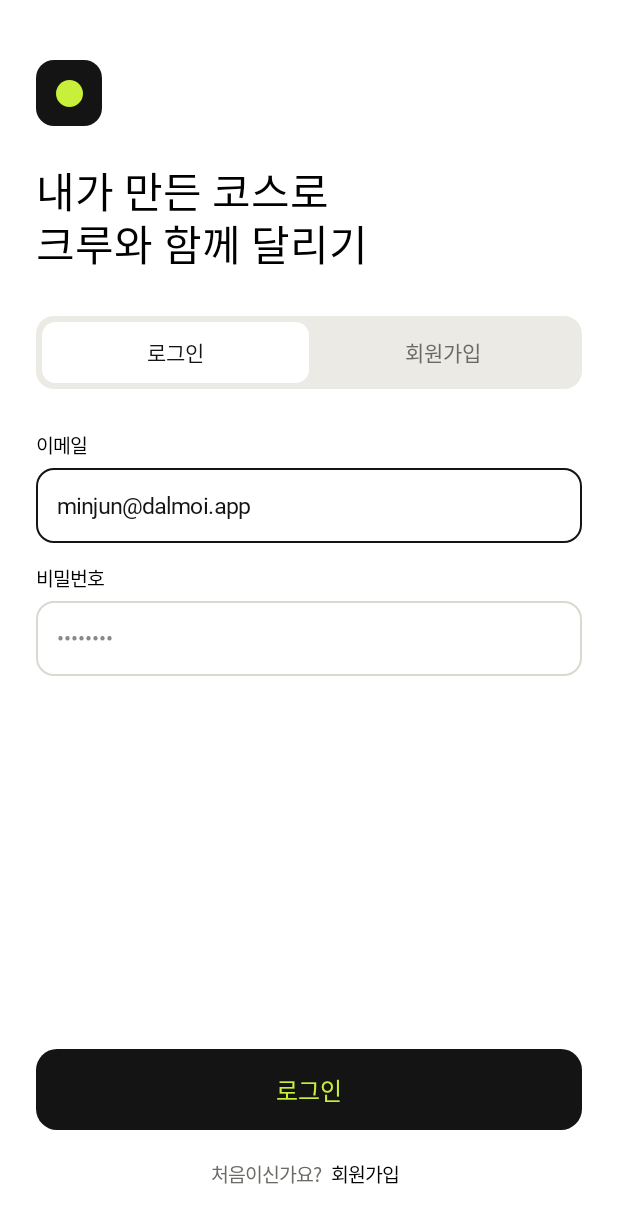
After one commit to sor999/dalmoi, an Android app built with Jetpack Compose: the composable AuthScreen shown on its own in the app's theme, on a phone screen of 412 x 824 dp. The commit adds this screen. Shown: the top 1223 px of the screen. Run offline under Robolectric (Android 15) with nearby library versions, the phone set to English and light mode, and no system bars; Roboto replaces fonts that are not available here.

Commit message:
feat: 로그인과 회원가입 UI 추가
- 인증 입력과 오류 화면 및 데모 입력 검증 추가
- 로그인 입력 유지와 비밀번호 초기화 테스트 추가

```diff
--- a/android/app/src/main/java/com/sor999/dalmoi/app/demo/DalmoiDemoViewModel.kt
+++ b/android/app/src/main/java/com/sor999/dalmoi/app/demo/DalmoiDemoViewModel.kt
@@ -67,6 +67,27 @@ data class DalmoiUiState(
 class DalmoiDemoViewModel(initialState: DalmoiUiState = DalmoiUiState()) : ViewModel() {
     private val _uiState = MutableStateFlow(initialState)
     val uiState = _uiState.asStateFlow()
+
+    fun changeEmail(value: String) {
+        _uiState.update { it.copy(email = value, authError = false) }
+    }
+    fun changePassword(value: String) {
+        _uiState.update { it.copy(password = value, authError = false) }
+    }
+    fun changeNickname(value: String) {
+        _uiState.update { it.copy(nickname = value) }
+    }
+    fun selectSignup(value: Boolean) {
+        _uiState.update { it.copy(signingUp = value, authError = false) }
+    }
+    fun enterDemo(): Boolean {
+        val state = uiState.value
+        val valid =
+            state.email.contains('@') && state.password.isNotBlank() &&
+                (!state.signingUp || state.nickname.isNotBlank())
+        _uiState.update { it.copy(authError = !valid, password = if (valid) "" else it.password) }
+        return valid
+    }
 }
 
 fun kilometers(meters: Int): String = String.format(Locale.ROOT, "%.2f", meters / 1000.0)
--- /dev/null
+++ b/android/app/src/main/java/com/sor999/dalmoi/presentation/auth/AuthScreen.kt
@@ -0,0 +1,142 @@
+package com.sor999.dalmoi.presentation.auth
+
+import androidx.compose.foundation.background
+import androidx.compose.foundation.clickable
+import androidx.compose.foundation.layout.Arrangement
+import androidx.compose.foundation.layout.Box
+import androidx.compose.foundation.layout.BoxWithConstraints
+import androidx.compose.foundation.layout.Column
+import androidx.compose.foundation.layout.Row
+import androidx.compose.foundation.layout.Spacer
+import androidx.compose.foundation.layout.fillMaxSize
+import androidx.compose.foundation.layout.fillMaxWidth
+import androidx.compose.foundation.layout.heightIn
+import androidx.compose.foundation.layout.imePadding
+import androidx.compose.foundation.layout.padding
+import androidx.compose.foundation.layout.size
+import androidx.compose.foundation.rememberScrollState
+import androidx.compose.foundation.shape.CircleShape
+import androidx.compose.foundation.shape.RoundedCornerShape
+import androidx.compose.foundation.text.KeyboardOptions
+import androidx.compose.foundation.verticalScroll
+import androidx.compose.runtime.Composable
+import androidx.compose.ui.Alignment
+import androidx.compose.ui.Modifier
+import androidx.compose.ui.semantics.Role
+import androidx.compose.ui.semantics.selected
+import androidx.compose.ui.semantics.semantics
+import androidx.compose.ui.text.font.FontWeight
+import androidx.compose.ui.text.input.KeyboardType
+import androidx.compose.ui.text.input.PasswordVisualTransformation
+import androidx.compose.ui.unit.dp
+import androidx.compose.ui.unit.sp
+import com.sor999.dalmoi.R
+import com.sor999.dalmoi.app.demo.DalmoiUiState
+import com.sor999.dalmoi.presentation.common.component.ActionButton
+import com.sor999.dalmoi.presentation.common.component.Body
+import com.sor999.dalmoi.presentation.common.component.LabeledInput
+import com.sor999.dalmoi.presentation.common.component.label
+import com.sor999.dalmoi.presentation.common.theme.Palette
+import com.sor999.dalmoi.presentation.common.theme.Spacing
+
+@Composable
+fun AuthScreen(
+    state: DalmoiUiState,
+    onSignup: (Boolean) -> Unit,
+    onEmail: (String) -> Unit,
+    onPassword: (String) -> Unit,
+    onNickname: (String) -> Unit,
+    onContinue: () -> Unit,
+    modifier: Modifier = Modifier,
+) {
+    BoxWithConstraints(modifier.fillMaxSize().imePadding()) {
+        val minimumHeight = maxHeight
+        Column(
+            Modifier.fillMaxWidth().verticalScroll(rememberScrollState()).heightIn(min = minimumHeight)
+                .padding(start = 24.dp, end = 24.dp, top = 40.dp, bottom = 24.dp),
+            verticalArrangement = Arrangement.spacedBy(28.dp),
+        ) {
+            Column(verticalArrangement = Arrangement.spacedBy(10.dp)) {
+                Box(
+                    Modifier.size(44.dp).background(
+                        Palette.Ink,
+                        RoundedCornerShape(12.dp),
+                    ),
+                    contentAlignment = Alignment.Center,
+                ) {
+                    Box(Modifier.size(18.dp).background(Palette.Lime, CircleShape))
+                }
+                Body(
+                    label(R.string.auth_headline),
+                    Modifier.padding(top = 12.dp),
+                    size = 28.sp,
+                    weight = FontWeight.Bold,
+                    lineHeight = 35.sp,
+                )
+            }
+            Row(Modifier.fillMaxWidth().background(Palette.Soft, RoundedCornerShape(12.dp)).padding(4.dp)) {
+                listOf(R.string.auth_login, R.string.auth_signup).forEachIndexed { index, id ->
+                    val selected = state.signingUp == (index == 1)
+                    Box(
+                        Modifier.weight(1f).heightIn(min = 40.dp)
+                            .background(
+                                if (selected) Palette.White else Palette.Soft,
+                                RoundedCornerShape(9.dp),
+                            )
+                            .semantics { this.selected = selected }
+                            .clickable(role = Role.Tab) { onSignup(index == 1) }.padding(10.dp),
+                        contentAlignment = Alignment.Center,
+                    ) {
+                        Body(
+                            label(id),
+                            weight = if (selected) FontWeight.SemiBold else FontWeight.Normal,
+                            color = if (selected) Palette.Ink else Palette.Secondary,
+                        )
+                    }
+                }
+            }
+            Column(verticalArrangement = Arrangement.spacedBy(14.dp)) {
+                LabeledInput(
+                    label(R.string.auth_email),
+                    state.email,
+                    onEmail,
+                    strong = true,
+                    keyboardOptions = KeyboardOptions(keyboardType = KeyboardType.Email),
+                )
+                LabeledInput(
+                    label(R.string.auth_password),
+                    state.password,
+                    onPassword,
+                    keyboardOptions = KeyboardOptions(keyboardType = KeyboardType.Password),
+                    transformation = PasswordVisualTransformation(),
+                    placeholder = "••••••••",
+                )
+                if (state.signingUp) LabeledInput(label(R.string.auth_nickname), state.nickname, onNickname)
+                if (state.authError) Body(label(R.string.auth_error), size = 13.sp, color = Palette.Error)
+            }
+            Spacer(Modifier.weight(1f).heightIn(min = Spacing.Small))
+            Column(
+                verticalArrangement = Arrangement.spacedBy(12.dp),
+                horizontalAlignment = Alignment.CenterHorizontally,
+            ) {
+                ActionButton(
+                    label(if (state.signingUp) R.string.auth_signup else R.string.auth_login),
+                    onContinue,
+                )
+                Row(verticalAlignment = Alignment.CenterVertically) {
+                    Body(label(R.string.auth_first), size = 13.sp, color = Palette.Secondary)
+                    Body(
+                        label(R.string.auth_signup),
+                        Modifier.clickable { onSignup(true) }.padding(
+                            horizontal = 6.dp,
+                            vertical = 8.dp,
+                        ),
+
+                        size = 13.sp,
+                        weight = FontWeight.SemiBold,
+                    )
+                }
+            }
+        }
+    }
+}
--- a/android/app/src/main/res/values/strings.xml
+++ b/android/app/src/main/res/values/strings.xml
@@ -1,5 +1,13 @@
 <resources>
     <string name="app_name">달모이</string>
+    <string name="auth_email">이메일</string>
+    <string name="auth_error">이메일 또는 비밀번호를 확인해 주세요.</string>
+    <string name="auth_first">처음이신가요?</string>
+    <string name="auth_headline">내가 만든 코스로\n크루와 함께 달리기</string>
+    <string name="auth_login">로그인</string>
+    <string name="auth_nickname">닉네임</string>
+    <string name="auth_password">비밀번호</string>
+    <string name="auth_signup">회원가입</string>
     <string name="course_back">뒤로</string>
     <string name="map_add_point">경유지 추가</string>
     <string name="map_description">예시 코스 지도</string>
```
Also changed, not shown: 1 other file.
